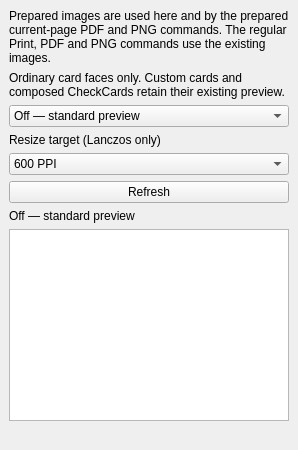
Above: resources/ui/image_preparation_preview.ui from bigntazt/MTGProxyPrinter-Siser before the change. Below: the same form after it.
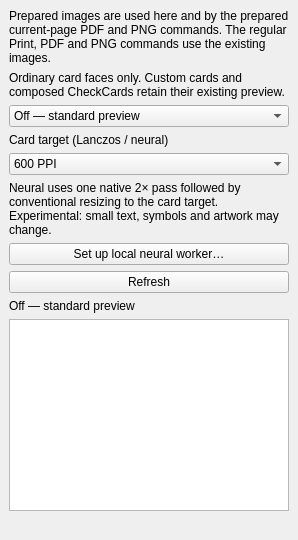
That is the form after the change.

Commit message: Expose experimental neural preview and publication-bound prepared output

The edit to the form file:
```diff
--- a/resources/ui/image_preparation_preview.ui
+++ b/resources/ui/image_preparation_preview.ui
@@ -12,12 +12,14 @@
       <item><property name="text"><string>Original — native source pixels</string></property></item>
       <item><property name="text"><string>Lanczos resize</string></property></item>
     </widget></item>
-    <item><widget class="QLabel" name="target_label"><property name="text"><string>Resize target (Lanczos only)</string></property></widget></item>
-    <item><widget class="QComboBox" name="target_combo"><property name="accessibleName"><string>Lanczos target</string></property>
+    <item><widget class="QLabel" name="target_label"><property name="text"><string>Card target (Lanczos / neural)</string></property></widget></item>
+    <item><widget class="QComboBox" name="target_combo"><property name="accessibleName"><string>Card target PPI</string></property>
       <item><property name="text"><string>600 PPI</string></property></item>
       <item><property name="text"><string>900 PPI</string></property></item>
       <item><property name="text"><string>1200 PPI</string></property></item>
     </widget></item>
+    <item><widget class="QLabel" name="neural_notice"><property name="text"><string>Neural uses one native 2× pass followed by conventional resizing to the card target. Experimental: small text, symbols and artwork may change.</string></property><property name="wordWrap"><bool>true</bool></property></widget></item>
+    <item><widget class="QPushButton" name="setup_button"><property name="text"><string>Set up local neural worker…</string></property><property name="accessibleName"><string>Set up session-only local neural worker</string></property></widget></item>
     <item><widget class="QPushButton" name="refresh_button"><property name="text"><string>Refresh</string></property></widget></item>
     <item><widget class="QLabel" name="status_label"><property name="text"><string>Off — standard preview</string></property><property name="wordWrap"><bool>true</bool></property></widget></item>
     <item><widget class="QPlainTextEdit" name="details_text"><property name="readOnly"><bool>true</bool></property><property name="maximumHeight"><number>160</number></property><property name="accessibleName"><string>Preparation details</string></property></widget></item>
```
Left out of the diff: 1 changed line with no effect on the pictures. The commit also changes 14 other files.
